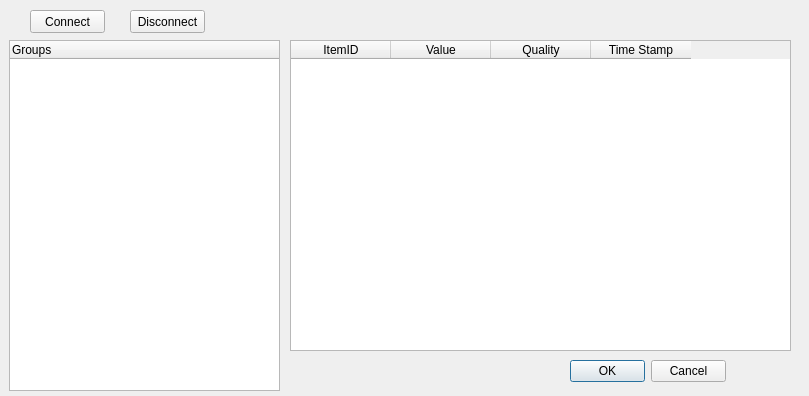
Qt form SolarServer/SolarServer/opcserverdlg.ui (jjfsq1985/StudyLab) before a commit.
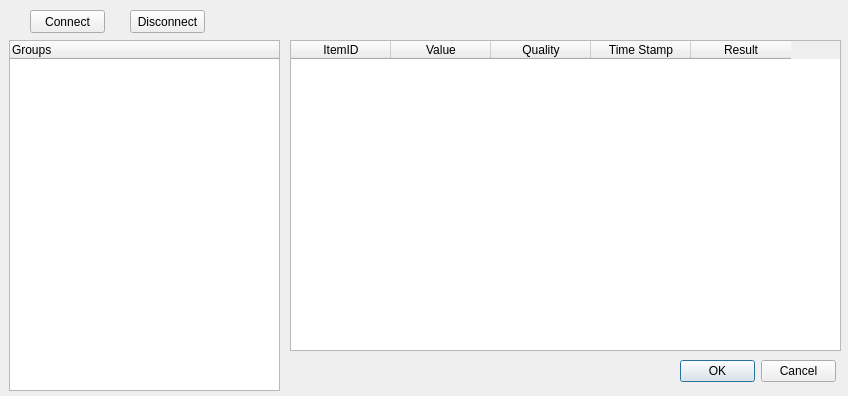
The same form after that commit.

Patch:
```diff
--- a/SolarServer/SolarServer/opcserverdlg.ui
+++ b/SolarServer/SolarServer/opcserverdlg.ui
@@ -6,7 +6,7 @@
    <rect>
     <x>0</x>
     <y>0</y>
-    <width>809</width>
+    <width>848</width>
     <height>396</height>
    </rect>
   </property>
@@ -33,7 +33,7 @@
     <rect>
      <x>290</x>
      <y>40</y>
-     <width>501</width>
+     <width>551</width>
      <height>311</height>
     </rect>
    </property>
@@ -57,11 +57,16 @@
      <string>Time Stamp</string>
     </property>
    </column>
+   <column>
+    <property name="text">
+     <string>Result</string>
+    </property>
+   </column>
   </widget>
   <widget class="QDialogButtonBox" name="buttonBox">
    <property name="geometry">
     <rect>
-     <x>570</x>
+     <x>680</x>
      <y>360</y>
      <width>156</width>
      <height>23</height>
```
